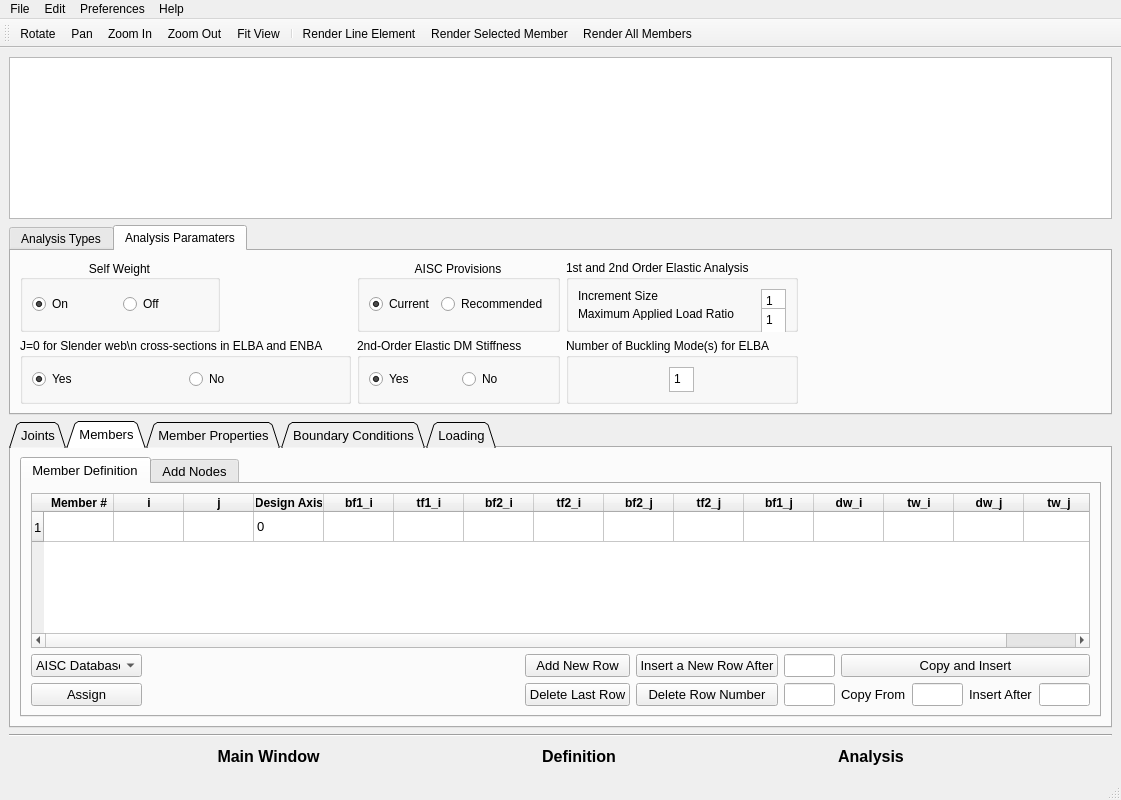
Above: GUI dev/Try1_Oguzhan/Sabre2 GUI/SABRE2-V3.ui from oguzhantogay/SABRE2_V2_local before the change. Below: the same form after it.
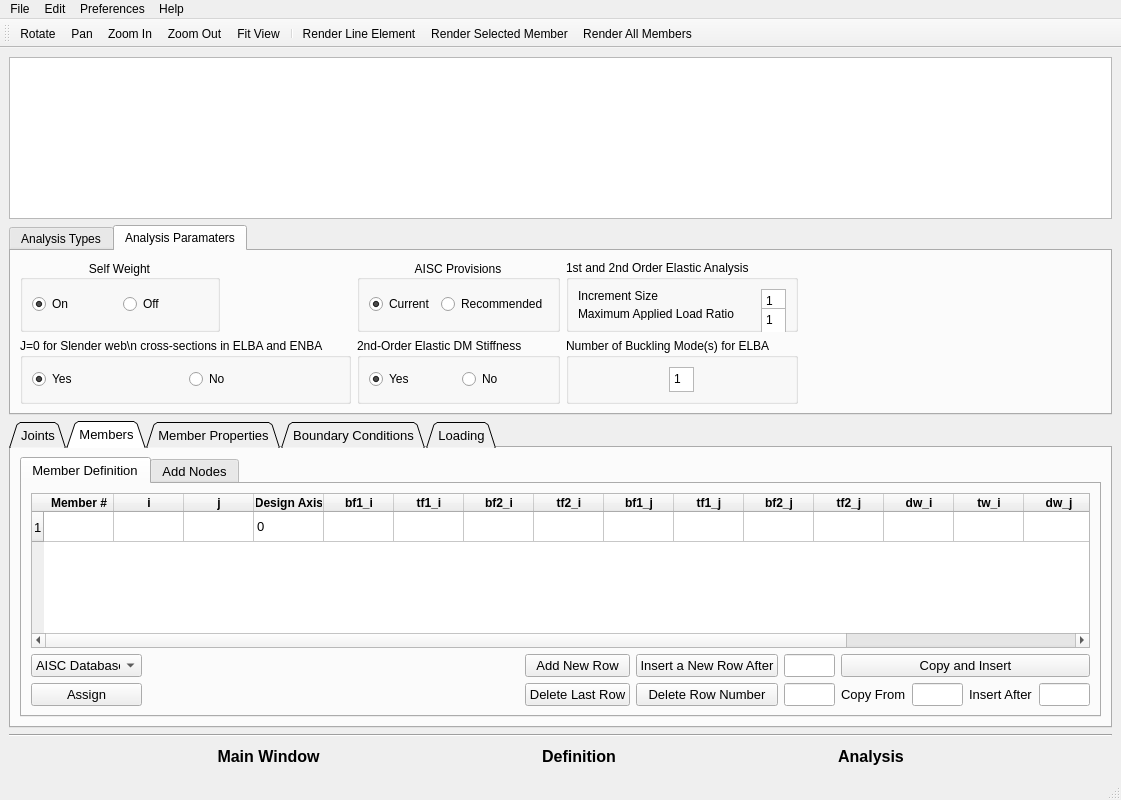
That is the form after the change. The open tabs and pages were chosen to show the change. Icons and pictures are not drawn.

```diff
--- a/GUI dev/Try1_Oguzhan/Sabre2 GUI/SABRE2-V3.ui
+++ b/GUI dev/Try1_Oguzhan/Sabre2 GUI/SABRE2-V3.ui
@@ -802,6 +802,28 @@
                 </font>
                </property>
               </column>
+              <column>
+               <property name="text">
+                <string>bf1_j</string>
+               </property>
+               <property name="font">
+                <font>
+                 <weight>75</weight>
+                 <bold>true</bold>
+                </font>
+               </property>
+              </column>
+              <column>
+               <property name="text">
+                <string>tf1_j</string>
+               </property>
+               <property name="font">
+                <font>
+                 <weight>75</weight>
+                 <bold>true</bold>
+                </font>
+               </property>
+              </column>
               <column>
                <property name="text">
                 <string>bf2_j</string>
@@ -824,17 +846,6 @@
                 </font>
                </property>
               </column>
-              <column>
-               <property name="text">
-                <string>bf1_j</string>
-               </property>
-               <property name="font">
-                <font>
-                 <weight>75</weight>
-                 <bold>true</bold>
-                </font>
-               </property>
-              </column>
               <column>
                <property name="text">
                 <string>dw_i</string>
@@ -879,6 +890,28 @@
                 </font>
                </property>
               </column>
+              <column>
+               <property name="text">
+                <string>A_fil1</string>
+               </property>
+               <property name="font">
+                <font>
+                 <weight>75</weight>
+                 <bold>true</bold>
+                </font>
+               </property>
+              </column>
+              <column>
+               <property name="text">
+                <string>A_fil2</string>
+               </property>
+               <property name="font">
+                <font>
+                 <weight>75</weight>
+                 <bold>true</bold>
+                </font>
+               </property>
+              </column>
               <item row="0" column="3">
                <property name="text">
                 <string>0</string>
```
Left out of the diff: 29 changed lines with no effect on the pictures.
